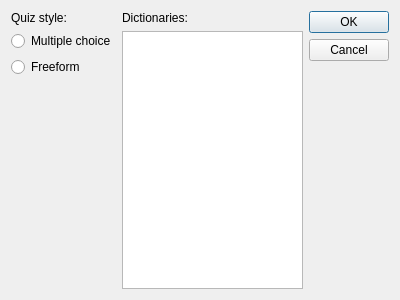
Old version of the form optionsdialog.ui in the repository kalebass/word-quiz-qt.
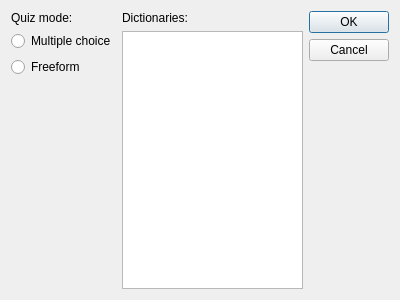
New version of the form.

Commit message: Working quiz mode selection

Diff of the .ui file:
```diff
--- a/optionsdialog.ui
+++ b/optionsdialog.ui
@@ -19,7 +19,7 @@
      <item>
       <widget class="QLabel" name="quizStyleLabel">
        <property name="text">
-        <string>Quiz style:</string>
+        <string>Quiz mode:</string>
        </property>
       </widget>
      </item>
```
Left out of the diff: 2 changed lines with no effect on the pictures. The commit also changes 8 other files.
